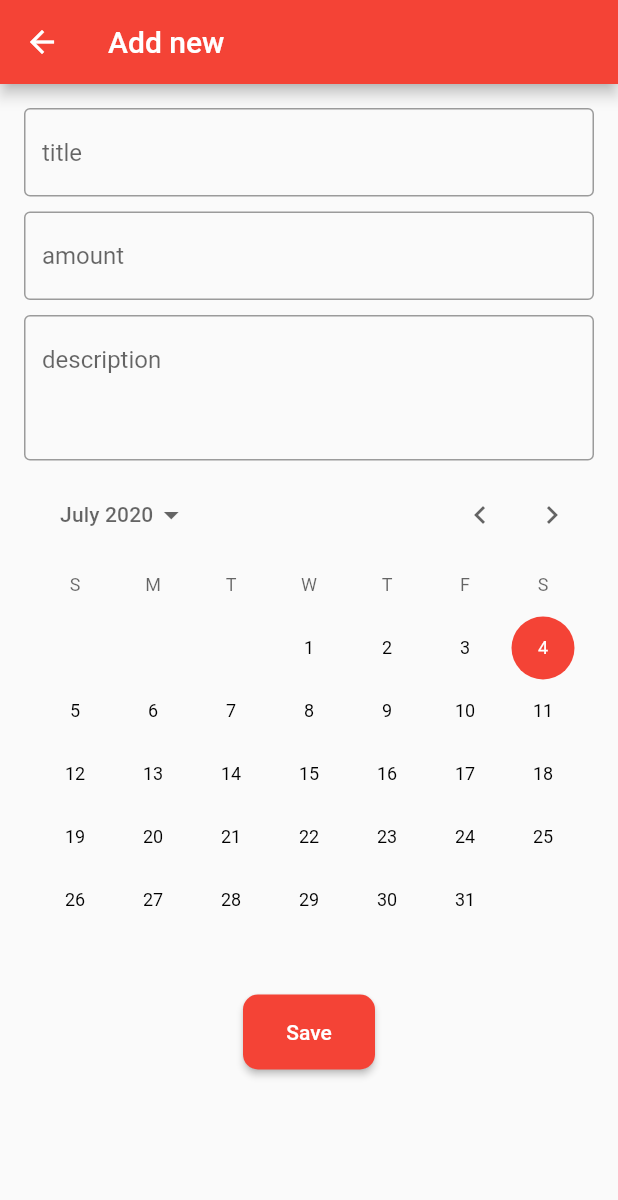
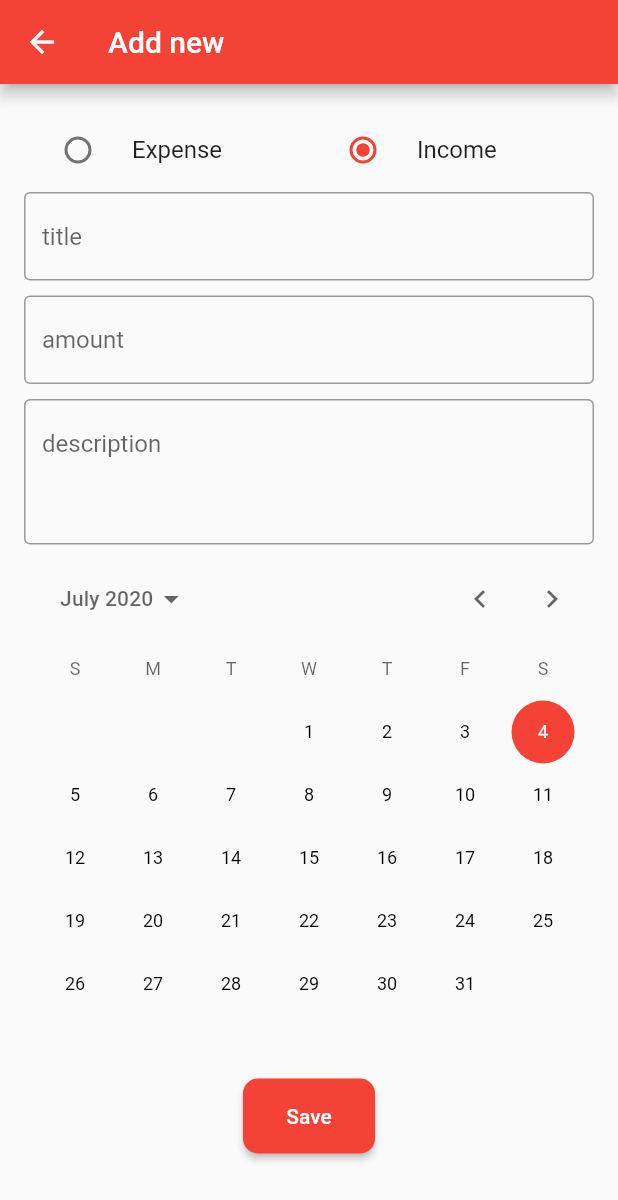
Before and after one commit to lohanidamodar/flutter_appwrite, a Flutter app: the AddTransaction screen opened by its route, after a tap on "Save", on a phone screen of 412 x 824 dp. Shown: the top 1200 px of the screen. Run offline on Flutter 3.47's test engine with Material 2 defaults, Android fonts, the phone set to English and light mode, and no system bars; our stand-ins replace appwrite; accounts and stored records are empty; network calls fail.

Commit message:
fix with transaction type

```diff
--- a/lib/features/transactions/presentation/pages/add_transaction.dart
+++ b/lib/features/transactions/presentation/pages/add_transaction.dart
@@ -19,11 +19,13 @@ class _AddTransactionState extends State<AddTransaction> {
   TextEditingController _amountController;
   TextEditingController _descriptionController;
   bool _isEdit;
+  int _transactionType;
 
   @override
   void initState() {
     super.initState();
     _isEdit = widget.transaction != null;
+    _transactionType = _isEdit ? widget.transaction.transactionType : 1;
     today = DateTime.now();
     _tdate = _isEdit ? widget.transaction.transactionDate : today;
     _titleController =
@@ -43,6 +45,34 @@ class _AddTransactionState extends State<AddTransaction> {
       body: ListView(
         padding: const EdgeInsets.all(16.0),
         children: <Widget>[
+          Row(
+            children: <Widget>[
+              Expanded(
+                child: RadioListTile(
+                  groupValue: _transactionType,
+                  value: 2,
+                  title: Text("Expense"),
+                  onChanged: (val) {
+                    setState(() {
+                      _transactionType = val;
+                    });
+                  },
+                ),
+              ),
+              Expanded(
+                child: RadioListTile(
+                  groupValue: _transactionType,
+                  value: 1,
+                  title: Text("Income"),
+                  onChanged: (val) {
+                    setState(() {
+                      _transactionType = val;
+                    });
+                  },
+                ),
+              ),
+            ],
+          ),
           TextField(
             controller: _titleController,
             decoration: InputDecoration(hintText: "title"),
@@ -85,8 +115,7 @@ class _AddTransactionState extends State<AddTransaction> {
                     createdAt: DateTime.now(),
                     updatedAt: DateTime.now(),
                     userId: userId,
-                    transactionType:
-                        _isEdit ? widget.transaction.transactionType : null,
+                    transactionType: _transactionType,
                   );
                   TransactionState ts =
                       Provider.of<TransactionState>(context, listen: false);
```
